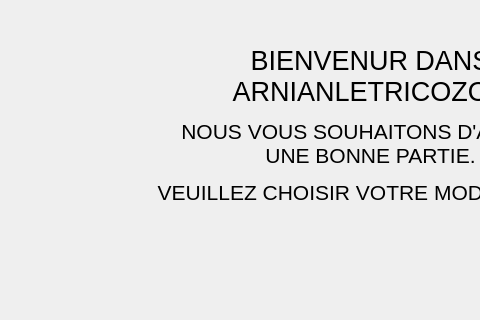
Qt form introwindow.ui (karamandrew/Arnianletricozor) before a commit; both pictures show x 0 to 480 and y 0 to 320 of the 749 by 472 pixel window.
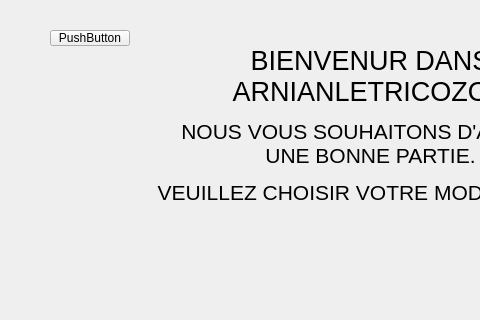
The same form after that commit.

Diff of the .ui file:
```diff
--- a/introwindow.ui
+++ b/introwindow.ui
@@ -79,6 +79,19 @@
      <string>©(Ar)NIANLETRICOZORProduction</string>
     </property>
    </widget>
+   <widget class="QPushButton" name="pushButton_4">
+    <property name="geometry">
+     <rect>
+      <x>50</x>
+      <y>30</y>
+      <width>80</width>
+      <height>16</height>
+     </rect>
+    </property>
+    <property name="text">
+     <string>PushButton</string>
+    </property>
+   </widget>
   </widget>
   <widget class="QMenuBar" name="menubar">
    <property name="geometry">
```
Left out of the diff: 2 changed lines with no effect on the pictures.
